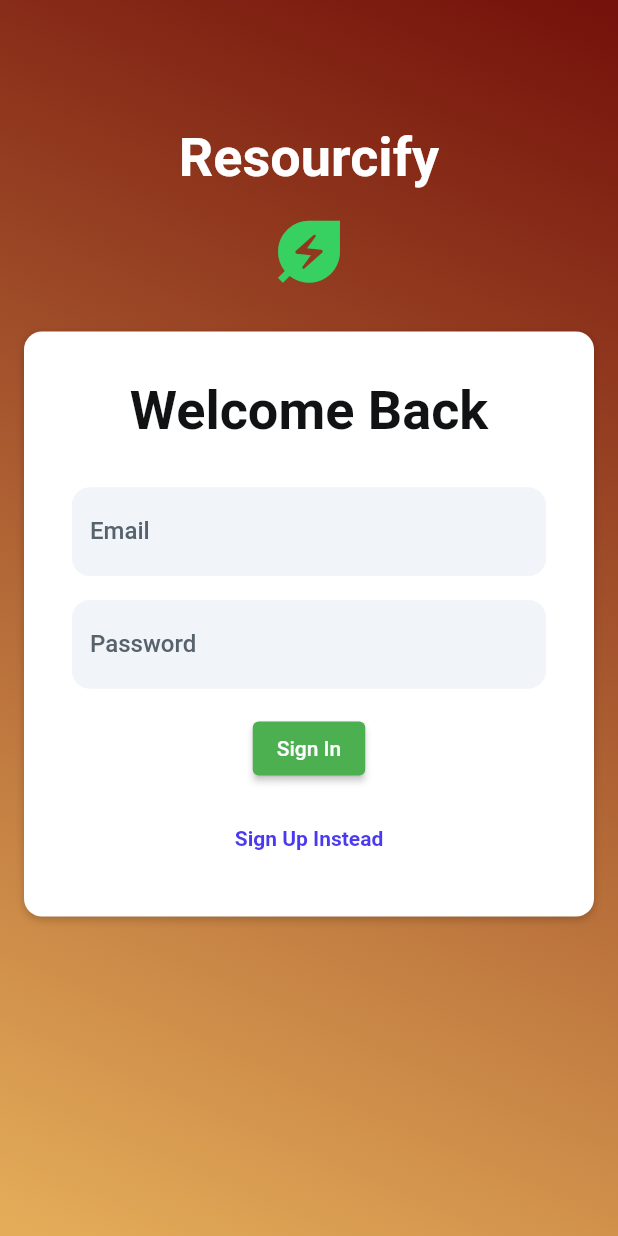
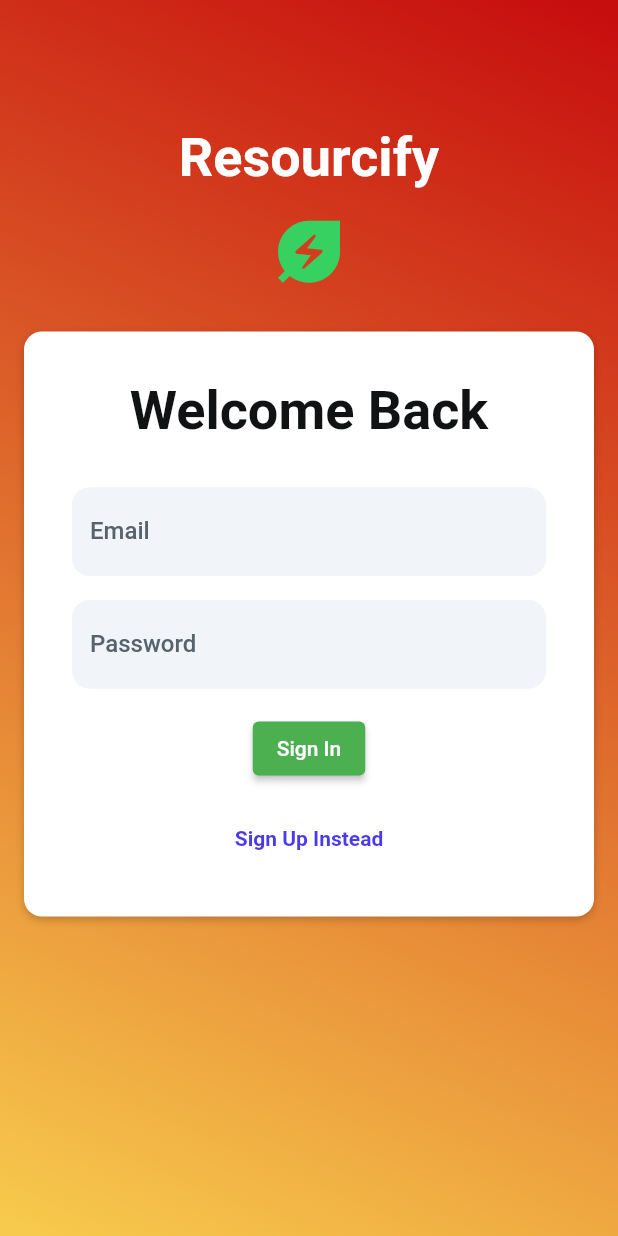
Before and after one commit to JocelynVelarde/Resourcify, a Flutter app: the LoginPage screen opened directly, on a phone screen of 412 x 824 dp. Run offline on Flutter 3.47's test engine with Material 2 defaults, Android fonts, the phone set to English and light mode, and no system bars; our stand-ins replace dots_indicator, firebase_auth, flutter_animate, font_awesome_flutter, google_fonts; accounts and stored records are empty; Roboto replaces fonts that are missing (Plus Jakarta Sans).

Commit message:
gradient color set

```diff
--- a/lib/loginregister.dart
+++ b/lib/loginregister.dart
@@ -54,7 +54,7 @@ class LoginPageState extends State<LoginPage> {
           height: double.infinity,
           decoration: BoxDecoration(
             gradient: LinearGradient(
-              colors: [Color.fromARGB(255, 117, 18, 11), Color.fromARGB(255, 228, 172, 89)],
+              colors: [Color.fromARGB(255, 199, 14, 14), Color.fromARGB(255, 247, 201, 76)],
               stops: [0, 1],
               begin: AlignmentDirectional(0.87, -1),
               end: AlignmentDirectional(-0.87, 1),
```
Also changed, not shown: pubspec.lock (added).
